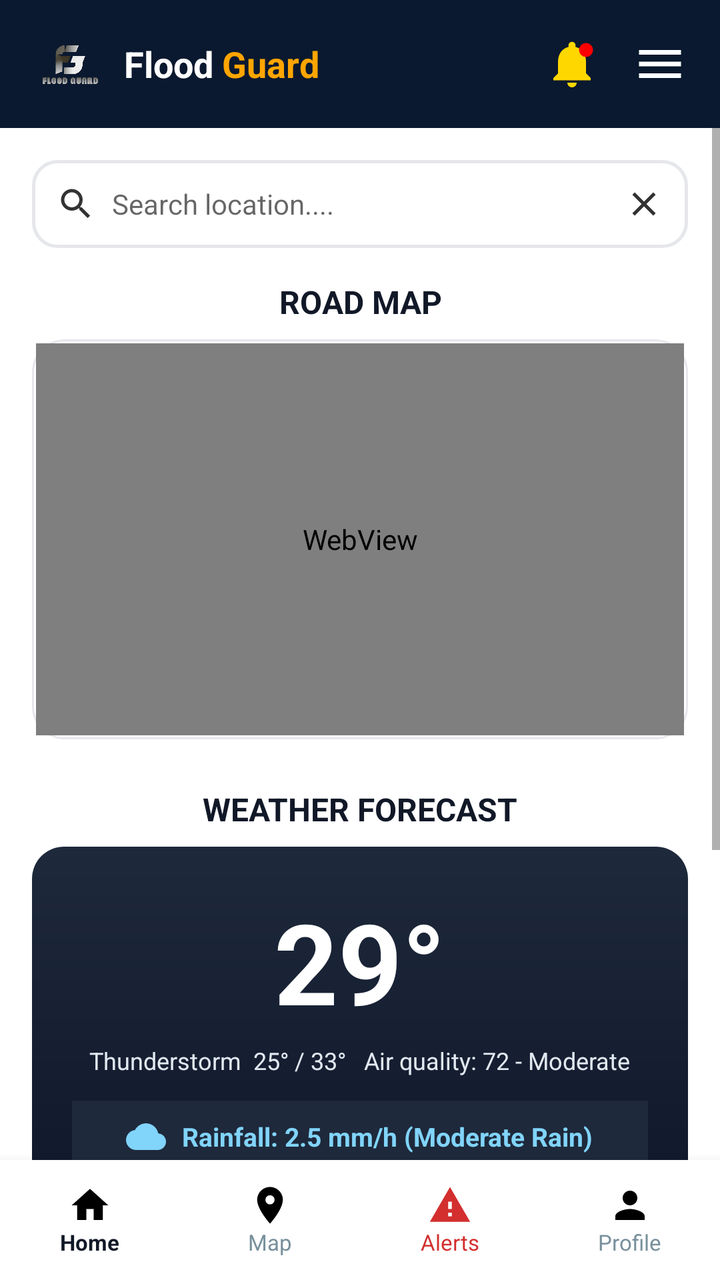
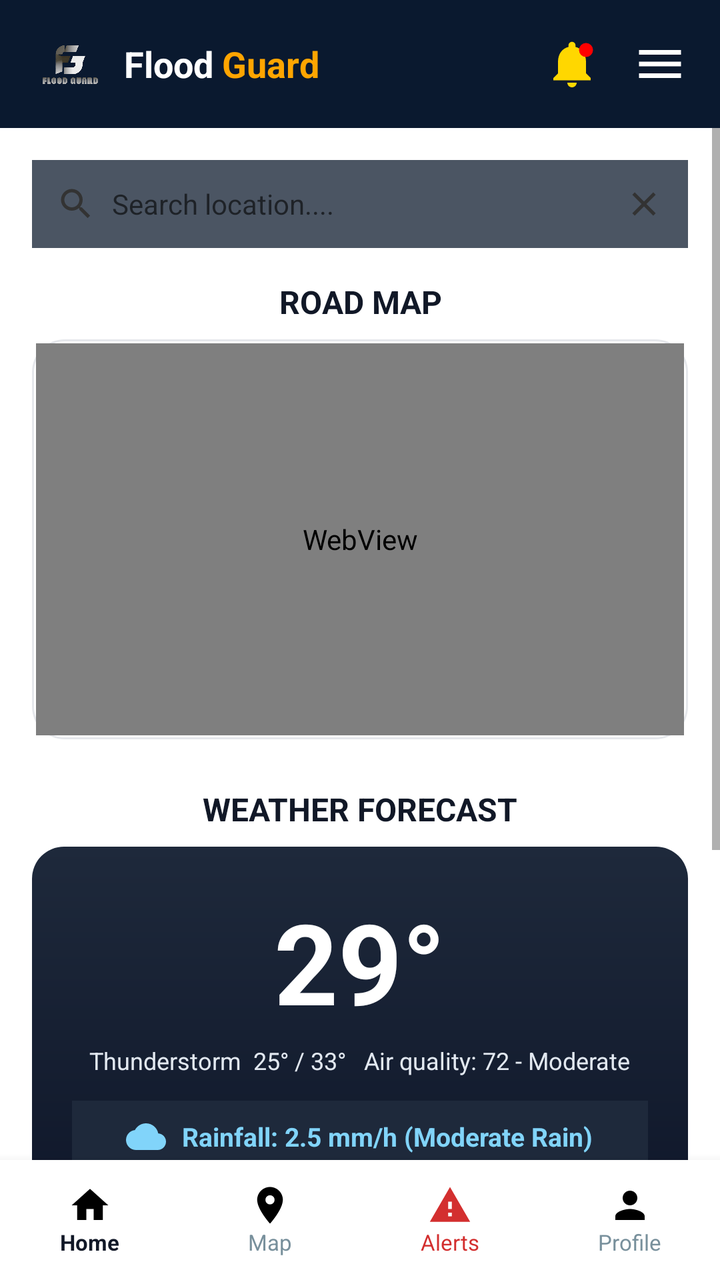

An Android layout rendered at two revisions. The XML below is the earlier revision; the diff shows what the commit changed to produce the second picture.
<!-- AndroidManifest.xml: activity theme Theme.FloodGuard -->
<!-- res/layout/activity_dashboard.xml -->
<?xml version="1.0" encoding="utf-8"?>
<RelativeLayout xmlns:android="http://schemas.android.com/apk/res/android"
    xmlns:app="http://schemas.android.com/apk/res-auto"
    android:layout_width="match_parent"
    android:layout_height="match_parent"
    android:background="@color/app_bg">

    
    <RelativeLayout
        android:id="@+id/headerBar"
        android:layout_width="match_parent"
        android:layout_height="64dp"
        android:background="#0A192F"
        android:paddingStart="16dp"
        android:paddingEnd="16dp"
        android:layout_alignParentTop="true">

        
        <LinearLayout
            android:id="@+id/logoLayout"
            android:layout_width="wrap_content"
            android:layout_height="wrap_content"
            android:layout_centerVertical="true"
            android:gravity="center_vertical"
            android:orientation="horizontal"
            android:clickable="true"
            android:focusable="true">

            <ImageView
                android:layout_width="38dp"
                android:layout_height="38dp"
                android:src="@drawable/fg_logo"
                android:contentDescription="FloodGuard Logo" />

            <LinearLayout
                android:layout_width="wrap_content"
                android:layout_height="wrap_content"
                android:layout_marginStart="8dp"
                android:orientation="horizontal">

                <TextView
                    android:layout_width="wrap_content"
                    android:layout_height="wrap_content"
                    android:text="Flood "
                    android:textColor="@android:color/white"
                    android:textSize="18sp"
                    android:textStyle="bold" />

                <TextView
                    android:layout_width="wrap_content"
                    android:layout_height="wrap_content"
                    android:text="Guard"
                    android:textColor="#FFA500"
                    android:textSize="18sp"
                    android:textStyle="bold" />
            </LinearLayout>
        </LinearLayout>

        
        <LinearLayout
            android:layout_width="wrap_content"
            android:layout_height="wrap_content"
            android:layout_alignParentEnd="true"
            android:layout_centerVertical="true"
            android:gravity="center_vertical"
            android:orientation="horizontal">

            <ImageView
                android:id="@+id/bellIcon"
                android:layout_width="28dp"
                android:layout_height="28dp"
                android:src="@drawable/ic_bell"
                android:contentDescription="Notifications"
                android:layout_marginEnd="16dp" />

            <ImageView
                android:id="@+id/menuIcon"
                android:layout_width="28dp"
                android:layout_height="28dp"
                android:src="@drawable/ic_menu"
                android:contentDescription="Menu" />
        </LinearLayout>
    </RelativeLayout>

    
    <ScrollView
        android:layout_width="match_parent"
        android:layout_height="match_parent"
        android:layout_below="@id/headerBar"
        android:layout_above="@id/bottomNav"
        android:fillViewport="true">

        <LinearLayout
            android:layout_width="match_parent"
            android:layout_height="wrap_content"
            android:orientation="vertical"
            android:padding="16dp">

            
            <LinearLayout
                android:layout_width="match_parent"
                android:layout_height="44dp"
                android:background="@drawable/search_bg"
                android:gravity="center_vertical"
                android:orientation="horizontal"
                android:paddingStart="12dp"
                android:paddingEnd="12dp">

                <ImageView
                    android:layout_width="20dp"
                    android:layout_height="20dp"
                    android:src="@drawable/ic_search"
                    android:contentDescription="Search" />

                <EditText
                    android:id="@+id/searchLocationInput"
                    android:layout_width="0dp"
                    android:layout_height="wrap_content"
                    android:layout_weight="1"
                    android:background="@null"
                    android:hint="Search location...."
                    android:textSize="14sp"
                    android:textColor="@color/text_primary"
                    android:paddingStart="8dp"
                    android:paddingEnd="8dp"
                    android:maxLines="1"
                    android:inputType="text" />

                <ImageView
                    android:id="@+id/clearSearchIcon"
                    android:layout_width="20dp"
                    android:layout_height="20dp"
                    android:src="@drawable/ic_clear"
                    android:contentDescription="Clear" />
            </LinearLayout>

            
            <TextView
                android:layout_width="match_parent"
                android:layout_height="wrap_content"
                android:text="ROAD MAP"
                android:textSize="16sp"
                android:textStyle="bold"
                android:textColor="@color/text_primary"
                android:gravity="center"
                android:layout_marginTop="16dp"
                android:layout_marginBottom="8dp" />

            
            <FrameLayout
                android:layout_width="match_parent"
                android:layout_height="200dp"
                android:background="@drawable/map_container_bg"
                android:padding="2dp"
                android:layout_marginBottom="16dp">

                <WebView
                    android:id="@+id/mapWebView"
                    android:layout_width="match_parent"
                    android:layout_height="match_parent" />
            </FrameLayout>

            
            <TextView
                android:layout_width="match_parent"
                android:layout_height="wrap_content"
                android:text="WEATHER FORECAST"
                android:textSize="16sp"
                android:textStyle="bold"
                android:textColor="@color/text_primary"
                android:gravity="center"
                android:layout_marginTop="8dp"
                android:layout_marginBottom="8dp" />

            
            <LinearLayout
                android:layout_width="match_parent"
                android:layout_height="wrap_content"
                android:background="@drawable/card_bg_dark"
                android:orientation="vertical"
                android:padding="20dp"
                android:gravity="center_horizontal"
                android:layout_marginBottom="12dp">

                
                <TextView
                    android:id="@+id/mainTempText"
                    android:layout_width="wrap_content"
                    android:layout_height="wrap_content"
                    android:text="29°"
                    android:textSize="56sp"
                    android:textStyle="bold"
                    android:textColor="@android:color/white" />

                
                <TextView
                    android:id="@+id/weatherDescriptionText"
                    android:layout_width="wrap_content"
                    android:layout_height="wrap_content"
                    android:text="Thunderstorm  25° / 33°   Air quality: 72 - Moderate"
                    android:textSize="12sp"
                    android:textColor="#E2E8F0"
                    android:gravity="center"
                    android:layout_marginTop="4dp" />

                
                <LinearLayout
                    android:layout_width="match_parent"
                    android:layout_height="wrap_content"
                    android:orientation="horizontal"
                    android:gravity="center"
                    android:layout_marginTop="12dp"
                    android:background="#1E293B"
                    android:padding="8dp">

                    <ImageView
                        android:layout_width="20dp"
                        android:layout_height="20dp"
                        android:layout_gravity="center_vertical"
                        android:src="@drawable/ic_rain"
                        android:contentDescription="Rain Gauge" />

                    <TextView
                        android:id="@+id/rainMeterText"
                        android:layout_width="wrap_content"
                        android:layout_height="wrap_content"
                        android:layout_gravity="center_vertical"
                        android:gravity="center"
                        android:text="Rainfall: 2.5 mm/h (Moderate Rain)"
                        android:textColor="#81D4FA"
                        android:textSize="13sp"
                        android:textStyle="bold"
                        android:layout_marginStart="8dp" />
                </LinearLayout>

            </LinearLayout>

            
            <HorizontalScrollView
                android:layout_width="match_parent"
                android:layout_height="wrap_content"
                android:background="@drawable/hourly_bg"
                android:fillViewport="true"
                android:paddingTop="12dp"
                android:paddingBottom="12dp"
                android:paddingStart="16dp"
                android:paddingEnd="16dp"
                android:scrollbars="none"
                android:layout_marginBottom="16dp">

                <LinearLayout
                    android:id="@+id/hourlyForecastContainer"
                    android:layout_width="match_parent"
                    android:layout_height="wrap_content"
                    android:orientation="horizontal"
                    android:gravity="center">

                    
                    <LinearLayout
                        android:layout_width="0dp"
                        android:layout_height="wrap_content"
                        android:layout_weight="1"
                        android:orientation="vertical"
                        android:gravity="center">
                        <TextView
                            android:layout_width="wrap_content"
                            android:layout_height="wrap_content"
                            android:gravity="center"
                            android:text="Now"
                            android:textColor="#94A3B8"
                            android:textSize="11sp" />
                        <ImageView
                            android:layout_width="20dp"
                            android:layout_height="20dp"
                            android:layout_gravity="center"
                            android:src="@drawable/ic_rain"
                            android:layout_marginTop="4dp"
                            android:layout_marginBottom="4dp"
                            android:contentDescription="Weather icon" />
                        <TextView
                            android:id="@+id/hourlyTemp1"
                            android:layout_width="wrap_content"
                            android:layout_height="wrap_content"
                            android:gravity="center"
                            android:text="29°"
                            android:textColor="@android:color/white"
                            android:textSize="12sp"
                            android:textStyle="bold" />
                    </LinearLayout>

                    
                    <LinearLayout
                        android:layout_width="0dp"
                        android:layout_height="wrap_content"
                        android:layout_weight="1"
                        android:orientation="vertical"
                        android:gravity="center">
                        <TextView
                            android:layout_width="wrap_content"
                            android:layout_height="wrap_content"
                            android:gravity="center"
                            android:text="19:00"
                            android:textColor="#94A3B8"
                            android:textSize="11sp" />
                        <ImageView
                            android:layout_width="20dp"
                            android:layout_height="20dp"
                            android:layout_gravity="center"
                            android:src="@drawable/ic_rain"
                            android:layout_marginTop="4dp"
                            android:layout_marginBottom="4dp"
                            android:contentDescription="Weather icon" />
                        <TextView
                            android:id="@+id/hourlyTemp2"
                            android:layout_width="wrap_content"
                            android:layout_height="wrap_content"
                            android:gravity="center"
                            android:text="29°"
                            android:textColor="@android:color/white"
                            android:textSize="12sp"
                            android:textStyle="bold" />
                    </LinearLayout>

                    
                    <LinearLayout
                        android:layout_width="0dp"
                        android:layout_height="wrap_content"
                        android:layout_weight="1"
                        android:orientation="vertical"
                        android:gravity="center">
                        <TextView
                            android:layout_width="wrap_content"
                            android:layout_height="wrap_content"
                            android:gravity="center"
                            android:text="20:00"
                            android:textColor="#94A3B8"
                            android:textSize="11sp" />
                        <ImageView
                            android:layout_width="20dp"
                            android:layout_height="20dp"
                            android:layout_gravity="center"
                            android:src="@drawable/ic_rain"
                            android:layout_marginTop="4dp"
                            android:layout_marginBottom="4dp"
                            android:contentDescription="Weather icon" />
                        <TextView
                            android:id="@+id/hourlyTemp3"
                            android:layout_width="wrap_content"
                            android:layout_height="wrap_content"
                            android:gravity="center"
                            android:text="28°"
                            android:textColor="@android:color/white"
                            android:textSize="12sp"
                            android:textStyle="bold" />
                    </LinearLayout>

                    
                    <LinearLayout
                        android:layout_width="0dp"
                        android:layout_height="wrap_content"
                        android:layout_weight="1"
                        android:orientation="vertical"
                        android:gravity="center">
                        <TextView
                            android:layout_width="wrap_content"
                            android:layout_height="wrap_content"
                            android:gravity="center"
                            android:text="21:00"
                            android:textColor="#94A3B8"
                            android:textSize="11sp" />
                        <ImageView
                            android:layout_width="20dp"
                            android:layout_height="20dp"
                            android:layout_gravity="center"
                            android:src="@drawable/ic_rain"
                            android:layout_marginTop="4dp"
                            android:layout_marginBottom="4dp"
                            android:contentDescription="Weather icon" />
                        <TextView
                            android:id="@+id/hourlyTemp4"
                            android:layout_width="wrap_content"
                            android:layout_height="wrap_content"
                            android:gravity="center"
                            android:text="27°"
                            android:textColor="@android:color/white"
                            android:textSize="12sp"
                            android:textStyle="bold" />
                    </LinearLayout>

                    
                    <LinearLayout
                        android:layout_width="0dp"
                        android:layout_height="wrap_content"
                        android:layout_weight="1"
                        android:orientation="vertical"
                        android:gravity="center">
                        <TextView
                            android:layout_width="wrap_content"
                            android:layout_height="wrap_content"
                            android:gravity="center"
                            android:text="22:00"
                            android:textColor="#94A3B8"
                            android:textSize="11sp" />
                        <ImageView
                            android:layout_width="20dp"
                            android:layout_height="20dp"
                            android:layout_gravity="center"
                            android:src="@drawable/ic_rain"
                            android:layout_marginTop="4dp"
                            android:layout_marginBottom="4dp"
                            android:contentDescription="Weather icon" />
                        <TextView
                            android:id="@+id/hourlyTemp5"
                            android:layout_width="wrap_content"
                            android:layout_height="wrap_content"
                            android:gravity="center"
                            android:text="27°"
                            android:textColor="@android:color/white"
                            android:textSize="12sp"
                            android:textStyle="bold" />
                    </LinearLayout>

                    
                    <LinearLayout
                        android:layout_width="0dp"
                        android:layout_height="wrap_content"
                        android:layout_weight="1"
                        android:orientation="vertical"
                        android:gravity="center">
                        <TextView
                            android:layout_width="wrap_content"
                            android:layout_height="wrap_content"
                            android:gravity="center"
                            android:text="23:00"
                            android:textColor="#94A3B8"
                            android:textSize="11sp" />
                        <ImageView
                            android:layout_width="20dp"
                            android:layout_height="20dp"
                            android:layout_gravity="center"
                            android:src="@drawable/ic_rain"
                            android:layout_marginTop="4dp"
                            android:layout_marginBottom="4dp"
                            android:contentDescription="Weather icon" />
                        <TextView
                            android:id="@+id/hourlyTemp6"
                            android:layout_width="wrap_content"
                            android:layout_height="wrap_content"
                            android:gravity="center"
                            android:text="27°"
                            android:textColor="@android:color/white"
                            android:textSize="12sp"
                            android:textStyle="bold" />
                    </LinearLayout>

                </LinearLayout>
            </HorizontalScrollView>

            
            <RelativeLayout
                android:layout_width="match_parent"
                android:layout_height="wrap_content"
                android:layout_marginTop="8dp"
                android:layout_marginBottom="12dp">

                <TextView
                    android:layout_width="wrap_content"
                    android:layout_height="wrap_content"
                    android:layout_alignParentStart="true"
                    android:layout_centerVertical="true"
                    android:text="COMMUNITY FLOOD REPORTS"
                    android:textSize="16sp"
                    android:textStyle="bold"
                    android:textColor="@color/text_primary" />

                <TextView
                    android:id="@+id/btnViewAllAlerts"
                    android:layout_width="wrap_content"
                    android:layout_height="wrap_content"
                    android:layout_alignParentEnd="true"
                    android:layout_centerVertical="true"
                    android:text="View All >"
                    android:textSize="12sp"
                    android:textStyle="bold"
                    android:textColor="#0066CC"
                    android:padding="4dp"
                    android:clickable="true"
                    android:focusable="true" />
            </RelativeLayout>

            
            <LinearLayout
                android:id="@+id/communityReportsContainer"
                android:layout_width="match_parent"
                android:layout_height="wrap_content"
                android:orientation="vertical"
                android:layout_marginBottom="24dp" />

        </LinearLayout>
    </ScrollView>

    
    <LinearLayout
        android:id="@+id/bottomNav"
        android:layout_width="match_parent"
        android:layout_height="60dp"
        android:background="@color/bottom_nav_bg"
        android:orientation="horizontal"
        android:layout_alignParentBottom="true"
        android:elevation="8dp">

        
        <LinearLayout
            android:id="@+id/navHome"
            android:layout_width="0dp"
            android:layout_height="match_parent"
            android:layout_weight="1"
            android:orientation="vertical"
            android:gravity="center"
            android:clickable="true"
            android:focusable="true">
            <ImageView
                android:layout_width="22dp"
                android:layout_height="22dp"
                android:src="@drawable/ic_home"
                android:contentDescription="Home" />
            <TextView
                android:layout_width="wrap_content"
                android:layout_height="wrap_content"
                android:text="Home"
                android:textSize="11sp"
                android:textStyle="bold"
                android:textColor="@color/text_primary" />
        </LinearLayout>

        
        <LinearLayout
            android:id="@+id/navMap"
            android:layout_width="0dp"
            android:layout_height="match_parent"
            android:layout_weight="1"
            android:orientation="vertical"
            android:gravity="center"
            android:clickable="true"
            android:focusable="true">
            <ImageView
                android:layout_width="22dp"
                android:layout_height="22dp"
                android:src="@drawable/ic_map_pin"
                android:contentDescription="Map" />
            <TextView
                android:layout_width="wrap_content"
                android:layout_height="wrap_content"
                android:text="Map"
                android:textSize="11sp"
                android:textColor="#78909C" />
        </LinearLayout>

        
        <LinearLayout
            android:id="@+id/navAlerts"
            android:layout_width="0dp"
            android:layout_height="match_parent"
            android:layout_weight="1"
            android:orientation="vertical"
            android:gravity="center"
            android:clickable="true"
            android:focusable="true">
            <ImageView
                android:layout_width="22dp"
                android:layout_height="22dp"
                android:src="@drawable/ic_alert"
                android:contentDescription="Alerts" />
            <TextView
                android:layout_width="wrap_content"
                android:layout_height="wrap_content"
                android:text="Alerts"
                android:textSize="11sp"
                android:textColor="#D32F2F" />
        </LinearLayout>

        
        <LinearLayout
            android:id="@+id/navProfile"
            android:layout_width="0dp"
            android:layout_height="match_parent"
            android:layout_weight="1"
            android:orientation="vertical"
            android:gravity="center"
            android:clickable="true"
            android:focusable="true">
            <ImageView
                android:layout_width="22dp"
                android:layout_height="22dp"
                android:src="@drawable/ic_profile"
                android:contentDescription="Profile" />
            <TextView
                android:layout_width="wrap_content"
                android:layout_height="wrap_content"
                android:text="Profile"
                android:textSize="11sp"
                android:textColor="#78909C" />
        </LinearLayout>

    </LinearLayout>

</RelativeLayout>
<!-- resources referenced by this layout -->
<resources>
  <color name="app_bg">#FFFFFF</color>
  <color name="bottom_nav_bg">#FFFFFF</color>
  <color name="text_primary">#111827</color>
  <!-- drawable card_bg_dark (drawable) -->
  <?xml version="1.0" encoding="utf-8"?>
  <shape xmlns:android="http://schemas.android.com/apk/res/android"
      android:shape="rectangle">
      <corners android:radius="16dp" />
      <gradient
          android:angle="270"
          android:startColor="#1E293B"
          android:endColor="#0F172A" />
  </shape>
  <!-- drawable hourly_bg (drawable) -->
  <?xml version="1.0" encoding="utf-8"?>
  <shape xmlns:android="http://schemas.android.com/apk/res/android"
      android:shape="rectangle">
      <solid android:color="#1E293B" />
      <corners android:radius="20dp" />
  </shape>
  <!-- drawable ic_alert (drawable) -->
  <vector xmlns:android="http://schemas.android.com/apk/res/android"
      android:width="24dp"
      android:height="24dp"
      android:viewportWidth="24"
      android:viewportHeight="24">
      <path
          android:fillColor="#D32F2F"
          android:pathData="M1,21h22L12,2 1,21zm12,-3h-2v-2h2v2zm0,-4h-2v-4h2v4z" />
  </vector>
  <!-- drawable ic_clear (drawable) -->
  <vector xmlns:android="http://schemas.android.com/apk/res/android"
      android:width="20dp"
      android:height="20dp"
      android:viewportWidth="24"
      android:viewportHeight="24">
      <path
          android:fillColor="#333333"
          android:pathData="M19,6.41L17.59,5 12,10.59 6.41,5 5,6.41 10.59,12 5,17.59 6.41,19 12,13.41 17.59,19 19,17.59 13.41,12z" />
  </vector>
  <!-- drawable ic_home (drawable) -->
  <vector xmlns:android="http://schemas.android.com/apk/res/android"
      android:width="24dp"
      android:height="24dp"
      android:viewportWidth="24"
      android:viewportHeight="24">
      <path
          android:fillColor="#000000"
          android:pathData="M10,20v-6h4v6h5v-8h3L12,3 2,12h3v8z" />
  </vector>
  <!-- drawable ic_menu (drawable) -->
  <vector xmlns:android="http://schemas.android.com/apk/res/android"
      android:width="28dp"
      android:height="28dp"
      android:viewportWidth="24"
      android:viewportHeight="24">
      <path
          android:fillColor="#FFFFFF"
          android:pathData="M3,18h18v-2H3v2zm0,-5h18v-2H3v2zm0,-7v2h18V6H3z" />
  </vector>
  <!-- drawable ic_profile (drawable) -->
  <vector xmlns:android="http://schemas.android.com/apk/res/android"
      android:width="24dp"
      android:height="24dp"
      android:viewportWidth="24"
      android:viewportHeight="24">
      <path
          android:fillColor="#000000"
          android:pathData="M12,12c2.21,0 4,-1.79 4,-4s-1.79,-4 -4,-4 -4,1.79 -4,4 1.79,4 4,4zm0,2c-2.67,0 -8,1.34 -8,4v2h16v-2c0,-2.66 -5.33,-4 -8,-4z" />
  </vector>
  <!-- drawable map_container_bg (drawable) -->
  <?xml version="1.0" encoding="utf-8"?>
  <shape xmlns:android="http://schemas.android.com/apk/res/android"
      android:shape="rectangle">
      <corners android:radius="16dp" />
      <solid android:color="@color/card_bg" />
      <stroke
          android:width="1dp"
          android:color="@color/card_stroke" />
  </shape>
  <!-- drawable search_bg (drawable) -->
  <?xml version="1.0" encoding="utf-8"?>
  <shape xmlns:android="http://schemas.android.com/apk/res/android"
      android:shape="rectangle">
      <solid android:color="@color/card_bg" />
      <corners android:radius="12dp" />
      <stroke
          android:width="1.5dp"
          android:color="@color/card_stroke" />
  </shape>
  <style name="Theme.FloodGuard" parent="Theme.AppCompat.DayNight.NoActionBar">
          <item name="windowActionBar">false</item>
          <item name="windowNoTitle">true</item>
      </style>
  <color name="card_bg">#FFFFFF</color>
  <color name="card_stroke">#E5E7EB</color>
  <!-- unchanged entries left out for length: 5 -->
</resources>

<!-- the commit's change to res/layout/activity_dashboard.xml (unified diff, before → after) -->
@@ -100,7 +100,7 @@
             <LinearLayout
                 android:layout_width="match_parent"
                 android:layout_height="44dp"
-                android:background="@drawable/search_bg"
+                android:background="@color/text_secondary"
                 android:gravity="center_vertical"
                 android:orientation="horizontal"
                 android:paddingStart="12dp"
@@ -109,8 +109,8 @@
                 <ImageView
                     android:layout_width="20dp"
                     android:layout_height="20dp"
-                    android:src="@drawable/ic_search"
-                    android:contentDescription="Search" />
+                    android:contentDescription="Search"
+                    android:src="@drawable/ic_search" />
 
                 <EditText
                     android:id="@+id/searchLocationInput"
@@ -119,19 +119,19 @@
                     android:layout_weight="1"
                     android:background="@null"
                     android:hint="Search location...."
-                    android:textSize="14sp"
-                    android:textColor="@color/text_primary"
+                    android:inputType="text"
+                    android:maxLines="1"
                     android:paddingStart="8dp"
                     android:paddingEnd="8dp"
-                    android:maxLines="1"
-                    android:inputType="text" />
+                    android:textColor="@color/text_primary"
+                    android:textSize="14sp" />
 
                 <ImageView
                     android:id="@+id/clearSearchIcon"
                     android:layout_width="20dp"
                     android:layout_height="20dp"
-                    android:src="@drawable/ic_clear"
-                    android:contentDescription="Clear" />
+                    android:contentDescription="Clear"
+                    android:src="@drawable/ic_clear" />
             </LinearLayout>
 
             
<!-- resource entries referenced after the edit -->
@@ -3,6 +3,7 @@
   <color name="app_bg">#FFFFFF</color>
   <color name="bottom_nav_bg">#FFFFFF</color>
   <color name="text_primary">#111827</color>
+  <color name="text_secondary">#4B5563</color>
   <!-- drawable card_bg_dark (drawable) -->
   <?xml version="1.0" encoding="utf-8"?>
   <shape xmlns:android="http://schemas.android.com/apk/res/android"
@@ -80,16 +81,6 @@
           android:width="1dp"
           android:color="@color/card_stroke" />
   </shape>
-  <!-- drawable search_bg (drawable) -->
-  <?xml version="1.0" encoding="utf-8"?>
-  <shape xmlns:android="http://schemas.android.com/apk/res/android"
-      android:shape="rectangle">
-      <solid android:color="@color/card_bg" />
-      <corners android:radius="12dp" />
-      <stroke
-          android:width="1.5dp"
-          android:color="@color/card_stroke" />
-  </shape>
   <style name="Theme.FloodGuard" parent="Theme.AppCompat.DayNight.NoActionBar">
           <item name="windowActionBar">false</item>
           <item name="windowNoTitle">true</item>
